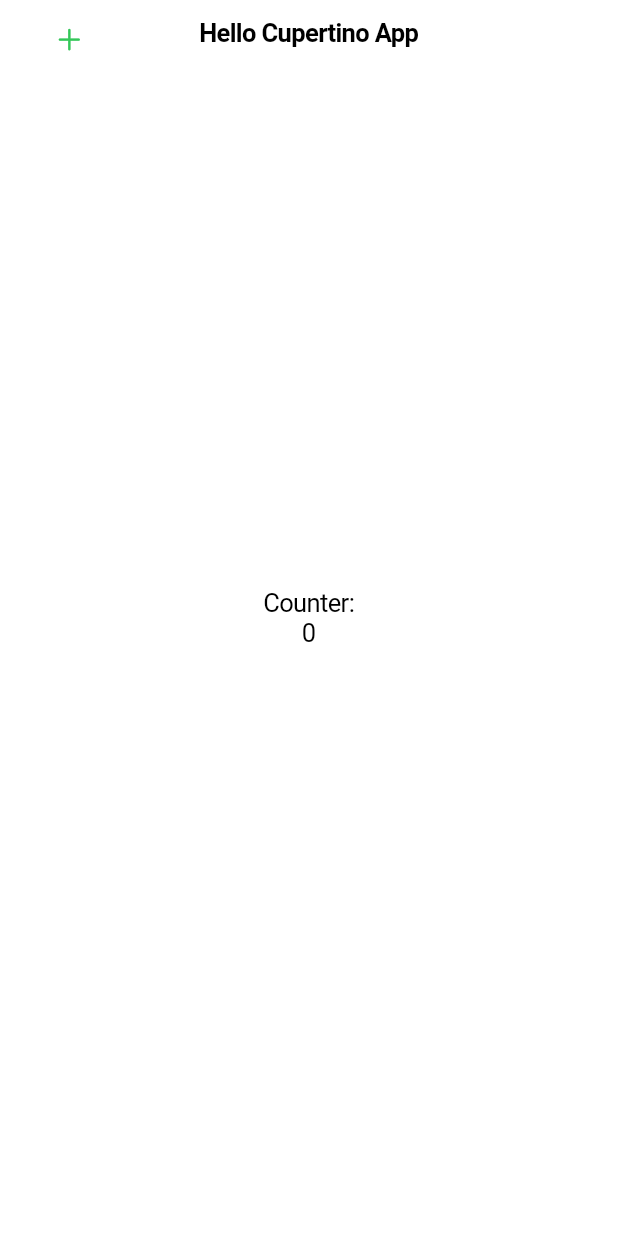
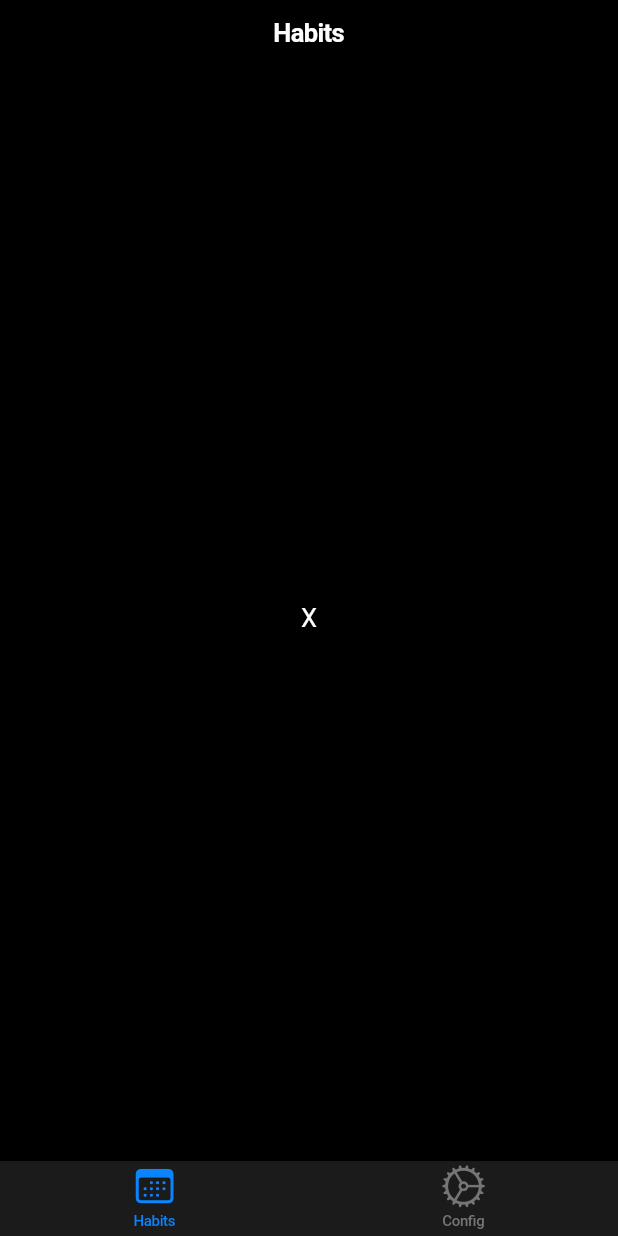
Before and after one commit to cybardev/habitmap, a Flutter app: the screen it shows after launch, on a phone screen of 412 x 824 dp. Run offline on Flutter 3.47's test engine with Material 3 defaults, Android fonts, the phone set to English and light mode, and no system bars.

Commit message:
create tabbed cupertino app

```diff
--- /dev/null
+++ b/lib/config.dart
@@ -0,0 +1,17 @@
+import 'package:flutter/cupertino.dart';
+
+class ConfigPage extends StatelessWidget {
+  const ConfigPage({super.key});
+
+  @override
+  Widget build(BuildContext context) {
+    return CupertinoTabView(
+      builder: (BuildContext context) {
+        return CupertinoPageScaffold(
+          navigationBar: CupertinoNavigationBar(middle: Text('Config')),
+          child: Center(child: Text('Y')),
+        );
+      },
+    );
+  }
+}
--- /dev/null
+++ b/lib/habits.dart
@@ -0,0 +1,17 @@
+import 'package:flutter/cupertino.dart';
+
+class HabitsPage extends StatelessWidget {
+  const HabitsPage({super.key});
+
+  @override
+  Widget build(BuildContext context) {
+    return CupertinoTabView(
+      builder: (BuildContext context) {
+        return CupertinoPageScaffold(
+          navigationBar: CupertinoNavigationBar(middle: Text('Habits')),
+          child: Center(child: Text('X')),
+        );
+      },
+    );
+  }
+}
--- a/lib/main.dart
+++ b/lib/main.dart
@@ -1,112 +1,52 @@
 import 'package:flutter/cupertino.dart';
 
-void main() {
-  runApp(const MyApp());
-}
+import 'config.dart';
+import 'habits.dart';
 
-class MyApp extends StatelessWidget {
-  const MyApp({super.key});
+void main() => runApp(const App());
 
-  // This widget is the root of your application.
+class App extends StatelessWidget {
+  const App({super.key});
+
   @override
   Widget build(BuildContext context) {
     return CupertinoApp(
-      title: 'Cupertino App Demo',
-      theme: CupertinoThemeData(
-        // This is the theme of your application.
-        //
-        // TRY THIS: Try running your application with "flutter run". You'll see
-        // the application has a purple toolbar. Then, without quitting the app,
-        // try changing the seedColor in the colorScheme below to Colors.green
-        // and then invoke "hot reload" (save your changes or press the "hot
-        // reload" button in a Flutter-supported IDE, or press "r" if you used
-        // the command line to start the app).
-        //
-        // Notice that the counter didn't reset back to zero; the application
-        // state is not lost during the reload. To reset the state, use hot
-        // restart instead.
-        //
-        // This works for code too, not just values: Most code changes can be
-        // tested with just a hot reload.
-        primaryColor: CupertinoColors.systemGreen,
-      ),
-      home: const MyHomePage(title: 'Hello Cupertino App'),
+      debugShowCheckedModeBanner: false,
+      title: 'HabitMap',
+      theme: CupertinoThemeData(brightness: Brightness.dark),
+      home: const TabScaffold(),
     );
   }
 }
 
-class MyHomePage extends StatefulWidget {
-  const MyHomePage({super.key, required this.title});
-
-  // This widget is the home page of your application. It is stateful, meaning
-  // that it has a State object (defined below) that contains fields that affect
-  // how it looks.
-
-  // This class is the configuration for the state. It holds the values (in this
-  // case the title) provided by the parent (in this case the App widget) and
-  // used by the build method of the State. Fields in a Widget subclass are
-  // always marked "final".
-
-  final String title;
+class TabScaffold extends StatefulWidget {
+  const TabScaffold({super.key});
 
   @override
-  State<MyHomePage> createState() => _MyHomePageState();
+  State<TabScaffold> createState() => _TabScaffoldState();
 }
 
-class _MyHomePageState extends State<MyHomePage> {
-  int _counter = 0;
-
-  void _incrementCounter() {
-    setState(() {
-      // This call to setState tells the Flutter framework that something has
-      // changed in this State, which causes it to rerun the build method below
-      // so that the display can reflect the updated values. If we changed
-      // _counter without calling setState(), then the build method would not be
-      // called again, and so nothing would appear to happen.
-      _counter++;
-    });
-  }
+class _TabScaffoldState extends State<TabScaffold> {
+  final List<Widget> _tabs = [const HabitsPage(), const ConfigPage()];
 
   @override
   Widget build(BuildContext context) {
-    // This method is rerun every time setState is called, for instance as done
-    // by the _incrementCounter method above.
-    //
-    // The Flutter framework has been optimized to make rerunning build methods
-    // fast, so that you can just rebuild anything that needs updating rather
-    // than having to individually change instances of widgets.
-    return CupertinoPageScaffold(
-      navigationBar: CupertinoNavigationBar(
-        // TRY THIS: Try changing the color here to a specific color (to
-        // Colors.amber, perhaps?) and trigger a hot reload to see the AppBar
-        // change color while the other colors stay the same.
-        backgroundColor: CupertinoTheme.of(context).barBackgroundColor,
-        // Here we take the value from the MyHomePage object that was created by
-        // the App.build method, and use it to set our appbar title.
-        middle: Text(widget.title),
-        leading: CupertinoButton(
-          onPressed: _incrementCounter,
-          child: const Icon(CupertinoIcons.add),
-        ),
-      ),
-      child: Column(
-        // Center is a layout widget. It takes a single child and positions it
-        // in the middle of the parent.
-        mainAxisAlignment: MainAxisAlignment.center,
-        children: <Widget>[
-          Center(
-            child: Column(
-              children: <Widget>[
-                const Text('Counter:'),
-                Text(
-                  '$_counter',
-                  style: CupertinoTheme.of(context).textTheme.textStyle,
-                ),
-              ],
-            ),
+    return CupertinoTabScaffold(
+      tabBar: CupertinoTabBar(
+        items: const <BottomNavigationBarItem>[
+          BottomNavigationBarItem(
+            icon: Icon(CupertinoIcons.calendar),
+            label: 'Habits',
+          ),
+          BottomNavigationBarItem(
+            icon: Icon(CupertinoIcons.settings),
+            label: 'Config',
           ),
         ],
       ),
+      tabBuilder: (BuildContext context, int index) {
+        return _tabs[index];
+      },
     );
   }
 }
```
Also changed, not shown: 1 other file.
